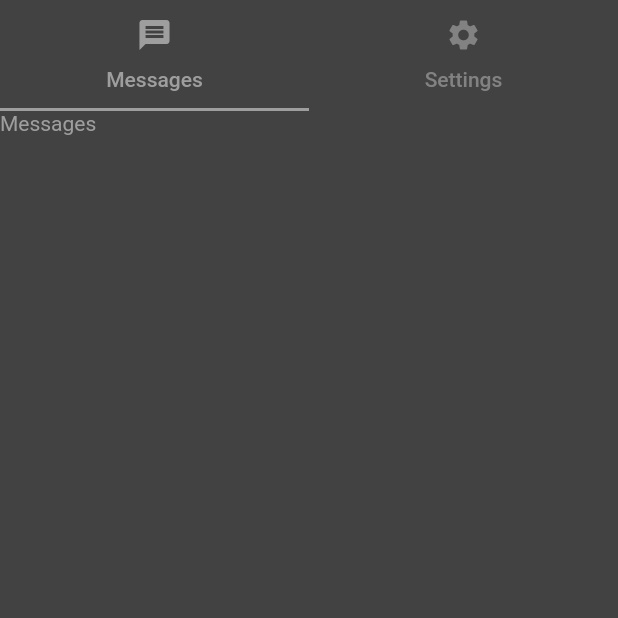
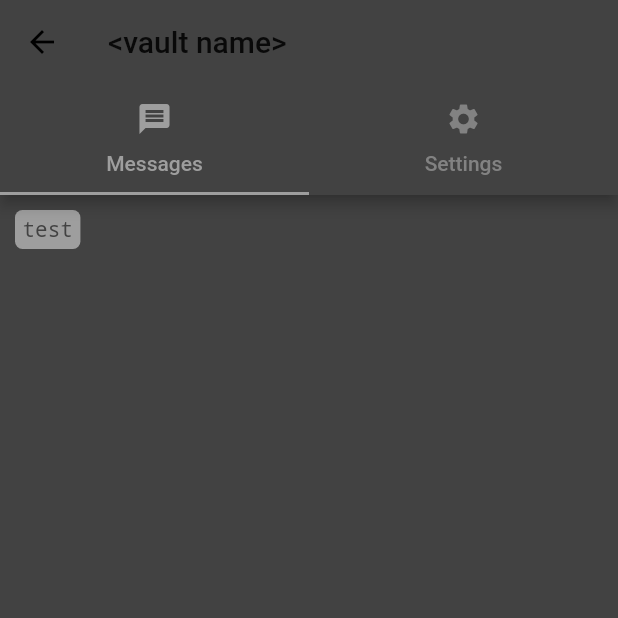
Before and after one commit to ondralukes/vault, a Flutter app: the VaultMenu screen opened directly, on a phone screen of 412 x 824 dp, the top half of it. Run offline on Flutter 3.47's test engine with Material 2 defaults, Android fonts, the phone set to English and light mode, and no system bars; our stand-ins replace convert; missing offline and left inert: asn1lib, encrypt, pointycastle.

```diff
--- a/flutter-app/vault/lib/Classes.dart
+++ b/flutter-app/vault/lib/Classes.dart
@@ -1,5 +1,10 @@
 import 'package:pointycastle/export.dart';
 
+enum VaultState{
+  Locked,
+  Unlocking,
+  Unlocked
+}
 class User {
   String name;
   AsymmetricKeyPair<RSAPublicKey, RSAPrivateKey> rsa;
@@ -11,6 +16,7 @@ class Vault {
     this.accessToken = map['accessToken'];
   }
 
+  VaultState state = VaultState.Locked;
   String codename;
   String accessToken;
 }
--- /dev/null
+++ b/flutter-app/vault/lib/MessageWidget.dart
@@ -0,0 +1,17 @@
+import 'package:flutter/material.dart';
+
+class MessageWidget extends StatelessWidget {
+  @override
+  Widget build(BuildContext context) {
+    return Wrap(children: <Widget>[
+      Container(
+        decoration: BoxDecoration(
+            borderRadius: BorderRadius.circular(5),
+            color: Theme.of(context).primaryColor),
+        child: Padding(
+          padding: EdgeInsets.all(5),
+            child: Text('test', style: Theme.of(context).textTheme.body2)),
+      )
+    ]);
+  }
+}
--- /dev/null
+++ b/flutter-app/vault/lib/MessagesWidget.dart
@@ -0,0 +1,17 @@
+import 'package:flutter/material.dart';
+
+import 'MessageWidget.dart';
+
+class MessagesWidget extends StatefulWidget {
+  @override
+  State<StatefulWidget> createState() {
+    return MessagesWidgetState();
+  }
+}
+
+class MessagesWidgetState extends State<MessagesWidget> {
+  @override
+  Widget build(BuildContext context) {
+    return Padding(padding: EdgeInsets.all(10), child: MessageWidget());
+  }
+}
--- a/flutter-app/vault/lib/ServerAPI.dart
+++ b/flutter-app/vault/lib/ServerAPI.dart
@@ -1,4 +1,5 @@
 import 'dart:convert';
+import 'dart:io';
 import 'dart:math';
 import 'dart:typed_data';
 import 'package:crypto/crypto.dart';
@@ -137,6 +138,14 @@ class ServerAPI{
     return true;
   }
 
+  Future<bool> unlockVault(Vault vault) async {
+    vault.state = VaultState.Unlocking;
+    // TODO: unlock the vault
+    await Future.delayed(Duration(seconds: 3),(){});
+    vault.state = VaultState.Unlocked;
+    return true;
+  }
+
   Future<Http.Response> request(String relativeUrl, Map data,) async {
     Map req = {
       'name': this.user.name,
--- a/flutter-app/vault/lib/SignInForm.dart
+++ b/flutter-app/vault/lib/SignInForm.dart
@@ -158,7 +158,9 @@ class SignInFormState extends State<SignInForm> {
                         text: '',
                       ),
                     )),
-                Center(
+                Visibility(
+                  visible: canSubmit,
+                  child: Center(
                     child: InkWell(
                       child: Text('or click here to sign up.'),
                       onTap: () {
@@ -171,7 +173,7 @@ class SignInFormState extends State<SignInForm> {
                                 )));
                       },
                     )
-                ),
+                )),
               ],
             )),
         backgroundColor: Theme.of(context).backgroundColor
--- a/flutter-app/vault/lib/VaultMenu.dart
+++ b/flutter-app/vault/lib/VaultMenu.dart
@@ -1,4 +1,5 @@
 import 'package:flutter/material.dart';
+import 'package:vault/MessagesWidget.dart';
 
 class VaultMenu extends StatelessWidget {
   @override
@@ -8,7 +9,10 @@ class VaultMenu extends StatelessWidget {
           child: DefaultTabController(
         length: 2,
         child: Scaffold(
-        appBar: TabBar(
+          appBar: AppBar(
+              title: Text('<vault name>'),
+              backgroundColor: Theme.of(context).backgroundColor,
+              bottom: TabBar(
                 labelColor: Theme.of(context).primaryColor,
                 indicatorColor: Theme.of(context).primaryColor,
                 tabs: <Widget>[
@@ -21,16 +25,14 @@ class VaultMenu extends StatelessWidget {
                     icon: Icon(Icons.settings),
                   )
                 ],
-        ),
+              )),
           body: TabBarView(
-          children: <Widget>[
-            Text('Messages'),
-            Text('Settings')
-          ],
+            children: <Widget>[MessagesWidget(), Text('Settings')],
           ),
           backgroundColor: Theme.of(context).backgroundColor,
         ),
       )),
-    color: Theme.of(context).backgroundColor,);
+      color: Theme.of(context).backgroundColor,
+    );
   }
 }
```
Also changed, not shown: flutter-app/vault/lib/SignUpForm.dart (+5 -5 lines), flutter-app/vault/lib/VaultList.dart (+3 -28 lines), flutter-app/vault/lib/VaultRow.dart (added, +107 -0 lines), flutter-app/vault/lib/main.dart (+13 -18 lines). Lines whose indentation alone changed are shown as unchanged.
